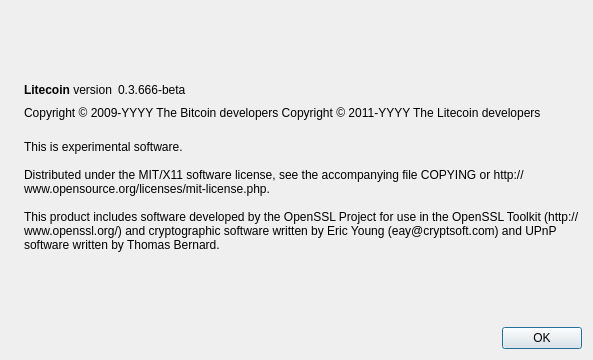
The window that src/qt/forms/aboutdialog.ui (Cannacoin-Project/Cannacoin) describes before a commit, drawn with Qt 5.
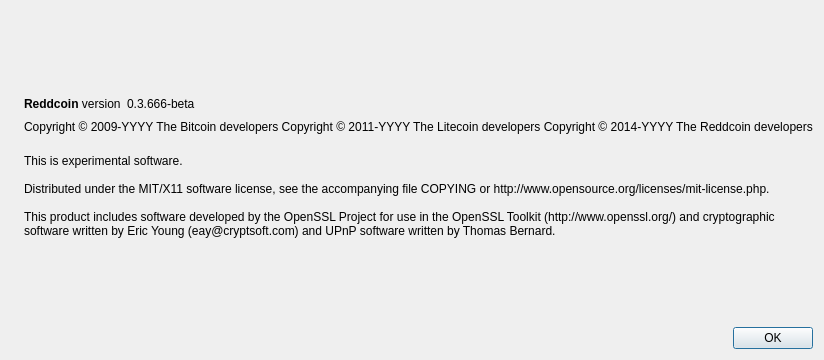
The same window after the commit. Icons and pictures are not drawn.

The edit to the form file:
```diff
--- a/src/qt/forms/aboutdialog.ui
+++ b/src/qt/forms/aboutdialog.ui
@@ -50,7 +50,7 @@
           <cursorShape>IBeamCursor</cursorShape>
          </property>
          <property name="text">
-          <string>&lt;b&gt;Litecoin&lt;/b&gt; version</string>
+          <string>&lt;b&gt;Reddcoin&lt;/b&gt; version</string>
          </property>
          <property name="textInteractionFlags">
           <set>Qt::LinksAccessibleByMouse|Qt::TextSelectableByKeyboard|Qt::TextSelectableByMouse</set>
@@ -92,7 +92,8 @@
        </property>
        <property name="text">
         <string notr="true">Copyright &amp;copy; 2009-YYYY The Bitcoin developers
-Copyright &amp;copy; 2011-YYYY The Litecoin developers</string>
+Copyright &amp;copy; 2011-YYYY The Litecoin developers
+Copyright &amp;copy; 2014-YYYY The Reddcoin developers</string>
        </property>
        <property name="textFormat">
         <enum>Qt::RichText</enum>
```
Left out of the diff: 2 changed lines with no effect on the pictures.
